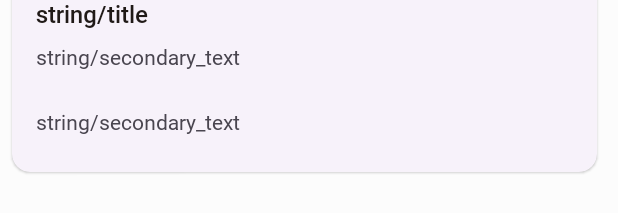
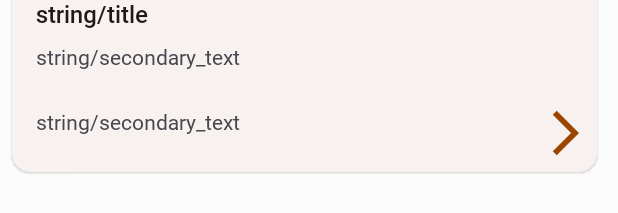
Before and after one commit to martamagui/bookworm-android, an Android app built with Jetpack Compose: the layout item_feed.xml on its own in the app's theme, with its tools: preview values and no code run, on a phone screen of 412 x 824 dp. Shown: the part 518-731 px from the top of the screen. Run offline under Robolectric (Android 15) with nearby library versions, the phone set to English and light mode, and no system bars; Roboto replaces fonts that are not available here.

Commit message:
Feed in progress

```diff
--- a/app/src/main/java/com/marta/bookworm/api/NetworkService.kt
+++ b/app/src/main/java/com/marta/bookworm/api/NetworkService.kt
@@ -1,6 +1,7 @@
 package com.marta.bookworm.api
 
 import com.marta.bookworm.model.body.user.*
+import com.marta.bookworm.model.response.ReviewResponse
 import com.marta.bookworm.model.response.StandarResponse
 import com.marta.bookworm.model.response.TokenResponse
 import com.marta.bookworm.model.response.UserResponse
@@ -117,6 +118,9 @@ interface NetworkService {
         @Header("Authorization") token: String,
         @Path("userId") userId: String
     ): StandarResponse
-
+    //-------------------------------------- Review
+    //--- GET
+    @GET("review")
+    suspend fun  getAllPosts():List<ReviewResponse>
 
 }
--- a/app/src/main/res/layout/item_feed.xml
+++ b/app/src/main/res/layout/item_feed.xml
@@ -13,6 +13,7 @@
         android:layout_height="wrap_content"
         android:layout_margin="8dp"
         android:layout_marginEnd="8dp"
+        app:cardBackgroundColor="@color/background"
         app:layout_constraintEnd_toEndOf="parent"
         app:layout_constraintStart_toStartOf="parent"
         app:layout_constraintTop_toTopOf="parent">
@@ -258,5 +259,19 @@
 
     </com.google.android.material.card.MaterialCardView>
 
+    <ImageButton
+        android:id="@+id/ib_to_detail"
+        android:layout_width="wrap_content"
+        android:layout_height="wrap_content"
+        android:layout_marginEnd="12dp"
+        android:layout_marginBottom="8dp"
+        android:background="@android:color/transparent"
+        android:backgroundTint="@android:color/transparent"
+        android:rotation="180"
+        android:translationZ="2dp"
+        app:layout_constraintBottom_toBottomOf="@+id/card"
+        app:layout_constraintEnd_toEndOf="@+id/card"
+        app:srcCompat="@drawable/ic_baseline_arrow_back_ios_36" />
+
 
 </androidx.constraintlayout.widget.ConstraintLayout>
```
Also changed, not shown: app/src/main/java/com/marta/bookworm/model/response/ReviewResponse.kt (added, +30 -0 lines), app/src/main/java/com/marta/bookworm/ui/common/ImageViewExtension.kt (added, +15 -0 lines), app/src/main/java/com/marta/bookworm/ui/common/ReviewListAdapter.kt (added, +43 -0 lines), app/src/main/java/com/marta/bookworm/ui/feed/FeedFragment.kt (+50 -2 lines), app/src/main/java/com/marta/bookworm/ui/feed/FeedUIState.kt (+5 -2 lines), app/src/main/java/com/marta/bookworm/ui/feed/FeedViewModel.kt (added, +37 -0 lines).
